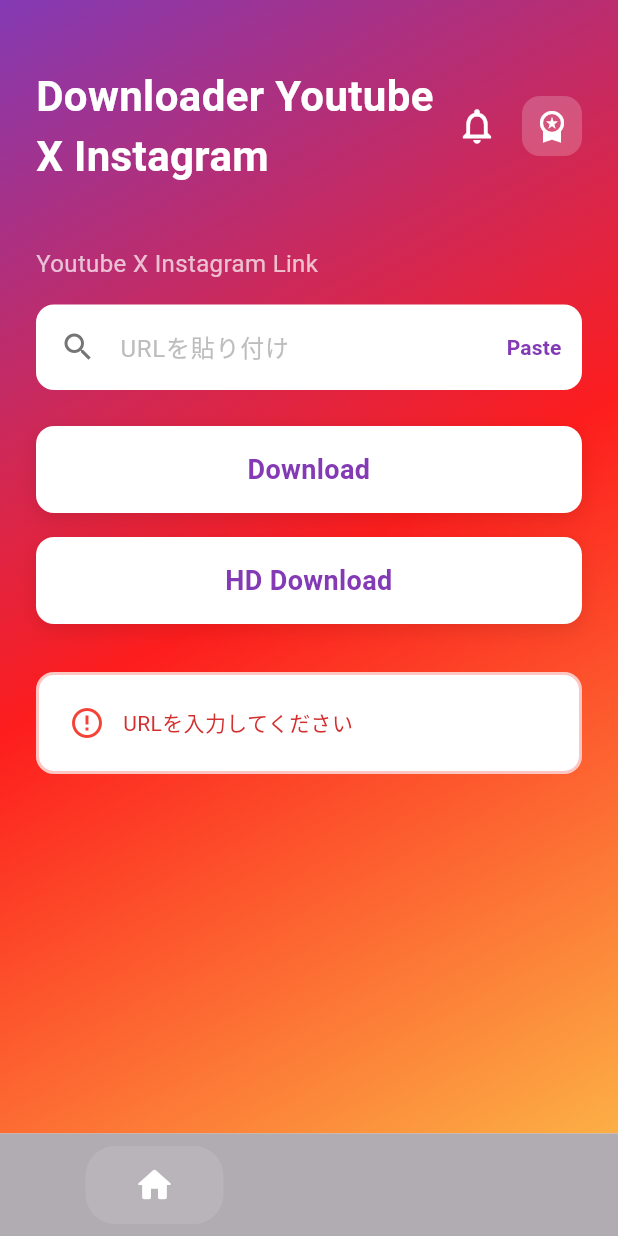
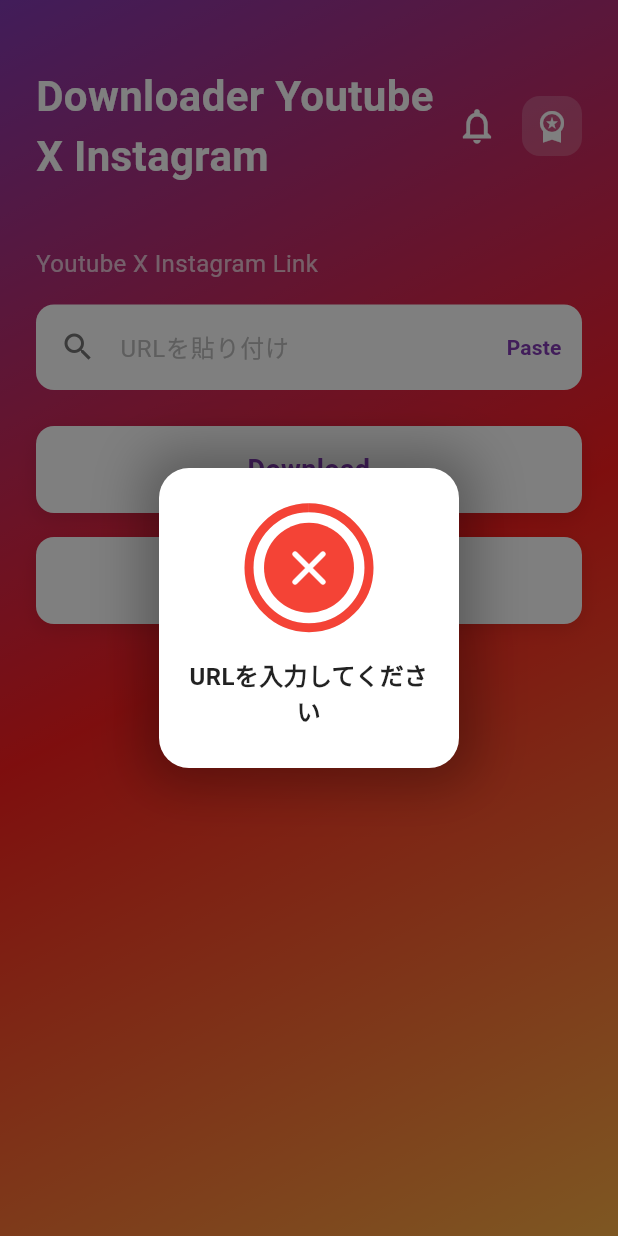
Before and after one commit to Mitchy03/video-saver-app, a Flutter app: the screen it shows after launch, after a tap on "Download", after a tap on "Paste", on a phone screen of 412 x 824 dp. Run offline on Flutter 3.47's test engine with Material 3 defaults, Android fonts, the phone set to English and light mode, and no system bars; drawn by our look-alikes of flutter_animate; our stand-ins replace confetti, google_mobile_ads, shared_preferences; missing offline and left inert: process_run, purchases_flutter.

Commit message:
Add error popup handling for downloads

```diff
--- a/lib/screens/download_screen.dart
+++ b/lib/screens/download_screen.dart
@@ -20,6 +20,9 @@ class _ModernDownloadScreenState extends State<ModernDownloadScreen> {
   final _confettiController = ConfettiController(duration: const Duration(seconds: 3));
   Timer? _completeTimer;
   bool _showComplete = false;
+  bool _showError = false;
+  String _errorMessage = '';
+  Timer? _errorTimer;
 
   String _status = '';
   bool _isDownloading = false;
@@ -41,12 +44,12 @@ class _ModernDownloadScreenState extends State<ModernDownloadScreen> {
     final url = _urlController.text.trim();
 
     if (url.isEmpty) {
-      setState(() => _status = 'URLを入力してください');
+      _showErrorPopup('URLを入力してください');
       return;
     }
 
     if (!_videoExtractor.isValidUrl(url)) {
-      setState(() => _status = '対応していないURLです');
+      _showErrorPopup('対応していないURLです');
       return;
     }
 
@@ -88,11 +91,25 @@ class _ModernDownloadScreenState extends State<ModernDownloadScreen> {
         message = 'ダウンロードに失敗しました';
       }
 
-      setState(() {
-        _status = message;
-        _isDownloading = false;
-      });
+      setState(() => _isDownloading = false);
+      _showErrorPopup(message);
     }
+  }
+
+  void _showErrorPopup(String message) {
+    setState(() {
+      _showError = true;
+      _errorMessage = message;
+    });
+
+    _errorTimer = Timer(Duration(seconds: 3), () {
+      if (mounted) {
+        setState(() {
+          _showError = false;
+          _errorMessage = '';
+        });
+      }
+    });
   }
 
   @override
@@ -202,7 +219,79 @@ class _ModernDownloadScreenState extends State<ModernDownloadScreen> {
                 ).animate().fadeIn(duration: 300.ms).scale(begin: Offset(0.8, 0.8)),
               ),
             ),
-        ],
+
+          // エラーポップアップ
+          if (_showError)
+            Container(
+              color: Colors.black.withOpacity(0.5),
+              child: Center(
+                child: Container(
+                  width: 200,
+                  height: 200,
+                  decoration: BoxDecoration(
+                    color: Colors.white,
+                    borderRadius: BorderRadius.circular(20),
+                    boxShadow: [
+                      BoxShadow(
+                        color: Colors.black.withOpacity(0.3),
+                        blurRadius: 30,
+                        spreadRadius: 10,
+                      ),
+                    ],
+                  ),
+                  child: Column(
+                    mainAxisAlignment: MainAxisAlignment.center,
+                    children: [
+                      Stack(
+                        alignment: Alignment.center,
+                        children: [
+                          SizedBox(
+                            width: 80,
+                            height: 80,
+                            child: CircularProgressIndicator(
+                              value: 1.0,
+                              strokeWidth: 6,
+                              backgroundColor: Colors.grey[200],
+                              valueColor: AlwaysStoppedAnimation(Colors.red),
+                            ),
+                          ),
+                          Container(
+                            width: 60,
+                            height: 60,
+                            decoration: BoxDecoration(
+                              shape: BoxShape.circle,
+                              color: Colors.red,
+                            ),
+                            child: Icon(
+                              Icons.close_rounded,
+                              color: Colors.white,
+                              size: 40,
+                            ),
+                          ),
+                        ],
+                      )
+                          .animate()
+                          .scale(begin: Offset(0, 0), duration: 400.ms, curve: Curves.elasticOut),
+                      SizedBox(height: 20),
+                      Padding(
+                        padding: EdgeInsets.symmetric(horizontal: 16),
+                        child: Text(
+                          _errorMessage,
+                          style: TextStyle(
+                            fontSize: 16,
+                            fontWeight: FontWeight.w600,
+                            color: Colors.black87,
+                          ),
+                          textAlign: TextAlign.center,
+                        ).animate(delay: 200.ms).fadeIn().slideY(begin: 0.3, end: 0),
+                      ),
+                    ],
+                  ),
+                ).animate().fadeIn(duration: 300.ms).scale(begin: Offset(0.8, 0.8)),
+              ),
+            ),
+          ],
+        ),
       ),
       bottomNavigationBar: Container(
         decoration: BoxDecoration(
@@ -325,6 +414,7 @@ class _ModernDownloadScreenState extends State<ModernDownloadScreen> {
                 ),
               ],
             ),
+
           ).animate().fadeIn(delay: 400.ms).slideY(begin: 0.2, end: 0),
 
           SizedBox(height: 24),
@@ -439,31 +529,6 @@ class _ModernDownloadScreenState extends State<ModernDownloadScreen> {
 
           SizedBox(height: 32),
 
-          if (!_isDownloading && _status.isNotEmpty) ...[
-            Container(
-              padding: EdgeInsets.all(20),
-              decoration: BoxDecoration(
-                color: Colors.white,
-                borderRadius: BorderRadius.circular(12),
-                border: Border.all(color: Colors.red.withOpacity(0.3), width: 2),
-              ),
-              child: Row(
-                children: [
-                  Icon(Icons.error_outline, color: Colors.red, size: 24),
-                  SizedBox(width: 12),
-                  Expanded(
-                    child: Text(
-                      _status,
-                      style: TextStyle(
-                        fontSize: 14,
-                        color: Colors.red[700],
-                      ),
-                    ),
-                  ),
-                ],
-              ),
-            ).animate().shake().fadeIn(),
-          ],
         ],
       ),
     );
@@ -546,6 +611,7 @@ class _ModernDownloadScreenState extends State<ModernDownloadScreen> {
     _downloadManager.dispose();
     _confettiController.dispose();
     _completeTimer?.cancel();
+    _errorTimer?.cancel();
     super.dispose();
   }
 }
```
